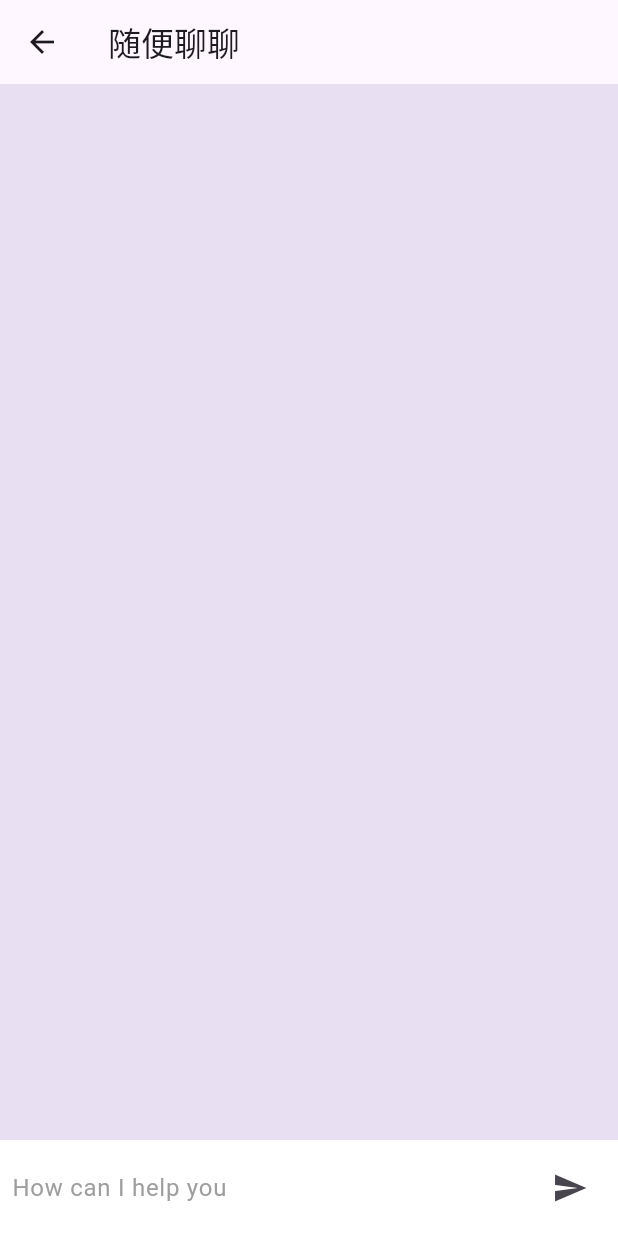
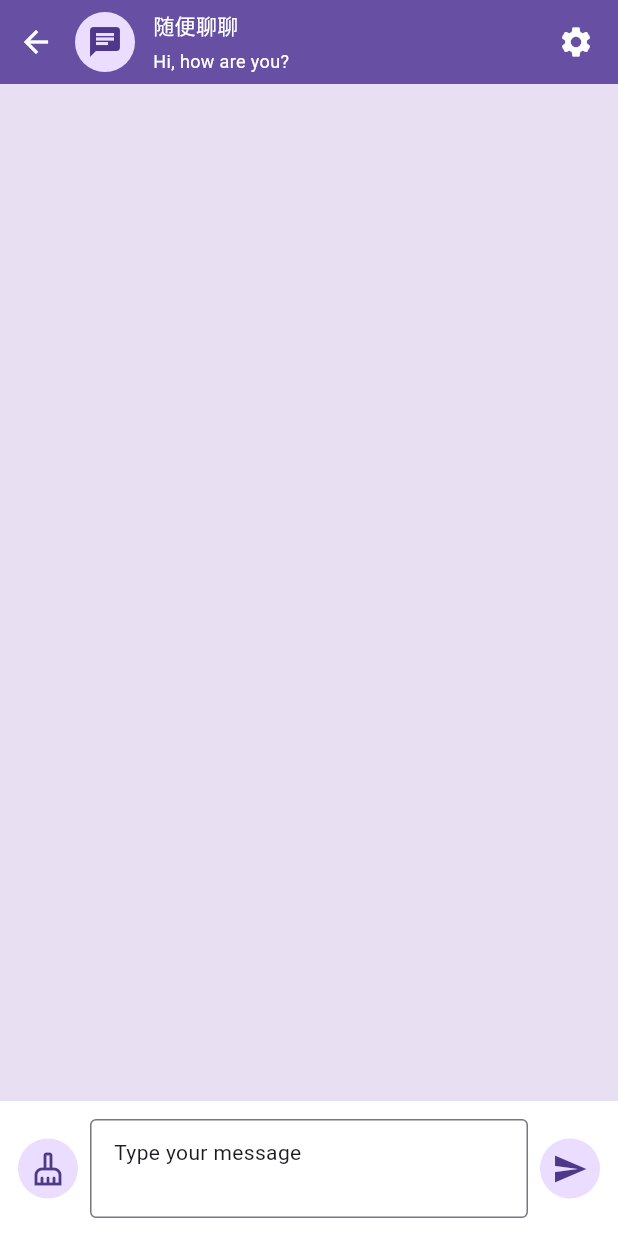
Before and after one commit to gusibi/moli_ai, a Flutter app: the PalmChatScreen screen opened directly, on a phone screen of 412 x 824 dp. Run offline on Flutter 3.47's test engine with Material 2 defaults, Android fonts, the phone set to English and light mode, and no system bars; our stand-ins replace flutter_spinkit.

Commit message:
Optimize page style

```diff
--- a/lib/constants/constants.dart
+++ b/lib/constants/constants.dart
@@ -4,7 +4,6 @@ import '../models/chat_list_model.dart';
 import '../widgets/text_widget.dart';
 
 Color scaffoldBackgroundColor = Colors.blueGrey;
-Color cardColor = const Color(0xFF444654);
 
 List<String> modelsList = [
   "chat-bison-001",
--- a/lib/screens/chat_list_screen.dart
+++ b/lib/screens/chat_list_screen.dart
@@ -34,7 +34,7 @@ class _ChatListScreenState extends State<ChatListScreen> {
       padding: const EdgeInsets.symmetric(horizontal: 8.0),
       child: ListView(
         children: [
-          const SizedBox(height: 8),
+          const SizedBox(height: 18),
           ...List.generate(
             chatList.length,
             (index) {
--- a/lib/screens/palm_chat_screen.dart
+++ b/lib/screens/palm_chat_screen.dart
@@ -1,12 +1,14 @@
 import 'dart:developer';
 
 import 'package:flutter/material.dart';
+import 'package:flutter/services.dart';
 import 'package:flutter_spinkit/flutter_spinkit.dart';
 import 'package:moli_ai_box/services/palm_api_service.dart';
 import 'package:provider/provider.dart';
 import '../models/palm_text_model.dart';
 import '../providers/palm_priovider.dart';
 import '../widgets/chat_widget.dart';
+import '../widgets/form_widget.dart';
 
 class PalmChatScreen extends StatefulWidget {
   const PalmChatScreen({
@@ -23,8 +25,6 @@ class _PalmChatScreenState extends State<PalmChatScreen> {
   late final _colorScheme = Theme.of(context).colorScheme;
   late final _backgroundColor = Color.alphaBlend(
       _colorScheme.primary.withOpacity(0.14), _colorScheme.surface);
-  late final _buttonColor = Color.alphaBlend(
-      _colorScheme.primary.withOpacity(0.14), _colorScheme.surface);
 
   late TextEditingController textEditingController;
 
@@ -40,6 +40,11 @@ class _PalmChatScreenState extends State<PalmChatScreen> {
     super.dispose();
   }
 
+  void _hideKeyboard(BuildContext context) {
+    FocusScope.of(context).requestFocus(FocusNode());
+    SystemChannels.textInput.invokeMethod('TextInput.hide');
+  }
+
   @override
   Widget build(BuildContext context) {
     final palmProvider =
@@ -48,9 +53,65 @@ class _PalmChatScreenState extends State<PalmChatScreen> {
     log("title: $chatTitle");
     return Scaffold(
       appBar: AppBar(
-        title: Text(chatTitle),
+        elevation: 0,
+        automaticallyImplyLeading: false,
+        backgroundColor: _colorScheme.primary,
+        flexibleSpace: SafeArea(
+          child: Container(
+            padding: const EdgeInsets.only(right: 16),
+            child: Row(
+              children: <Widget>[
+                IconButton(
+                  onPressed: () {
+                    Navigator.pop(context);
+                  },
+                  icon: Icon(
+                    Icons.arrow_back,
+                    color: _colorScheme.onPrimary,
                   ),
-      body: Container(
+                ),
+                const SizedBox(
+                  width: 2,
+                ),
+                CircleAvatar(
+                  child: Icon(palmProvider.getChatInfo.icon),
+                ),
+                const SizedBox(
+                  width: 12,
+                ),
+                Expanded(
+                  child: Column(
+                    crossAxisAlignment: CrossAxisAlignment.start,
+                    mainAxisAlignment: MainAxisAlignment.center,
+                    children: <Widget>[
+                      Text(
+                        chatTitle,
+                        style: TextStyle(
+                            color: _colorScheme.onPrimary, fontSize: 14),
+                      ),
+                      const SizedBox(
+                        height: 6,
+                      ),
+                      Text(
+                        palmProvider.getChatInfo.prompt!,
+                        style: TextStyle(
+                            color: _colorScheme.onSecondary, fontSize: 12),
+                      ),
+                    ],
+                  ),
+                ),
+                Icon(
+                  Icons.settings,
+                  color: _colorScheme.onSecondary,
+                ),
+              ],
+            ),
+          ),
+        ),
+      ),
+      body: GestureDetector(
+        onTap: () => _hideKeyboard(context),
+        child: Container(
           color: _backgroundColor,
           child: SafeArea(
               child: Column(
@@ -59,10 +120,7 @@ class _PalmChatScreenState extends State<PalmChatScreen> {
                 child: ListView.builder(
                   itemCount: chatList.length,
                   itemBuilder: (context, index) {
-                  return ChatWidget(
-                    message: chatList[index].msg,
-                    chatIndex: chatList[index].chatIndex,
-                  );
+                    return ChatMessageWidget(chatInfo: chatList[index]);
                   },
                 ),
               ),
@@ -73,53 +131,33 @@ class _PalmChatScreenState extends State<PalmChatScreen> {
                 ),
               ],
               const SizedBox(height: 15),
-            Material(
-              color: Colors.white,
-              child: Padding(
-                padding: const EdgeInsets.all(8.0),
-                child: Row(
-                  children: [
-                    Expanded(
-                      // 支持换行
-                      child: TextField(
-                        style: const TextStyle(color: Colors.white),
-                        controller: textEditingController,
-                        onSubmitted: (value) {},
-                        decoration: const InputDecoration.collapsed(
-                          hintText: "How can I help you",
-                          hintStyle: TextStyle(color: Colors.grey),
-                        ),
-                      ),
-                    ),
-                    IconButton(
+              // ChatInputFormWidget(),
+              ChatInputFormWidget(
+                  textController: textEditingController,
                   onPressed: () {
+                    if (_isTyping) {
+                      log("asking");
+                    } else {
+                      _hideKeyboard(context);
                       sendMessageFCT(context);
-                        },
-                        icon: const Icon(
-                          Icons.send,
-                        )),
-                  ],
-                ),
-              ),
-            ),
+                    }
+                  }),
             ],
           )),
+        ),
       ),
     );
   }
 
   Future<void> sendMessageFCT(BuildContext context) async {
     try {
+      String text = textEditingController.text;
       setState(() {
-        chatList
-            .add(TextChatModel(msg: textEditingController.text, chatIndex: 0));
-      });
-      setState(() {
+        chatList.add(TextChatModel(msg: text, chatIndex: 0));
         _isTyping = true;
         textEditingController.clear();
       });
-      final list = await PalmApiService.getTextReponse(
-          context, textEditingController.text);
+      final list = await PalmApiService.getTextReponse(context, text);
       setState(() {
         chatList.add(list[0]);
       });
--- a/lib/widgets/chat_card_widget.dart
+++ b/lib/widgets/chat_card_widget.dart
@@ -28,7 +28,7 @@ class ChatCardWidget extends StatefulWidget {
 class _ChatCardWidgetState extends State<ChatCardWidget> {
   late final ColorScheme _colorScheme = Theme.of(context).colorScheme;
   late Color unselectedColor = Color.alphaBlend(
-    _colorScheme.primary.withOpacity(0.08),
+    _colorScheme.primary.withOpacity(0.38),
     _colorScheme.surface,
   );
   bool _isSelected = false;
@@ -55,7 +55,8 @@ class _ChatCardWidgetState extends State<ChatCardWidget> {
       child: GestureDetector(
         onTap: widget.onSelected,
         child: Card(
-          elevation: 0,
+          elevation: 4,
+          shadowColor: Colors.white,
           color: _surfaceColor,
           clipBehavior: Clip.hardEdge,
           child: Column(
--- a/lib/widgets/form_widget.dart
+++ b/lib/widgets/form_widget.dart
@@ -84,3 +84,51 @@ class _ApiKeyFormWidgetState extends State<ApiKeyFormWidget> {
     );
   }
 }
+
+class ChatInputFormWidget extends StatelessWidget {
+  const ChatInputFormWidget({
+    super.key,
+    required this.textController,
+    required this.onPressed,
+  });
+  final TextEditingController textController;
+  final VoidCallback onPressed;
+
+  @override
+  Widget build(BuildContext context) {
+    return SizedBox(
+      // height: 60,
+      child: Container(
+        decoration: const BoxDecoration(color: Colors.white),
+        padding: const EdgeInsets.fromLTRB(12, 12, 12, 12),
+        child: Row(
+          crossAxisAlignment: CrossAxisAlignment.center,
+          children: [
+            const CircleAvatar(child: Icon(Icons.cleaning_services_outlined)),
+            const SizedBox(width: 8),
+            Expanded(
+              child: TextField(
+                maxLines: 2,
+                style: const TextStyle(color: Colors.black, fontSize: 14),
+                controller: textController,
+                decoration: InputDecoration(
+                  isDense: true,
+                  border: const OutlineInputBorder(),
+                  hintText: "Type your message",
+                  hintStyle: Theme.of(context).textTheme.bodyMedium,
+                ),
+              ),
+            ),
+            const SizedBox(width: 8),
+            CircleAvatar(
+                child: IconButton(
+              onPressed: onPressed,
+              icon: const Icon(Icons.send),
+            )),
+            // const CircleAvatar(child: Icon(Icons.send)),
+          ],
+        ),
+      ),
+    );
+  }
+}
```
Also changed, not shown: lib/screens/setting_screen.dart (+16 -2 lines), lib/services/palm_api_service.dart (+4 -4 lines), lib/widgets/chat_widget.dart (+101 -36 lines), lib/widgets/text_widget.dart (+4 -3 lines), 1 other file. Lines whose indentation alone changed are shown as unchanged.
